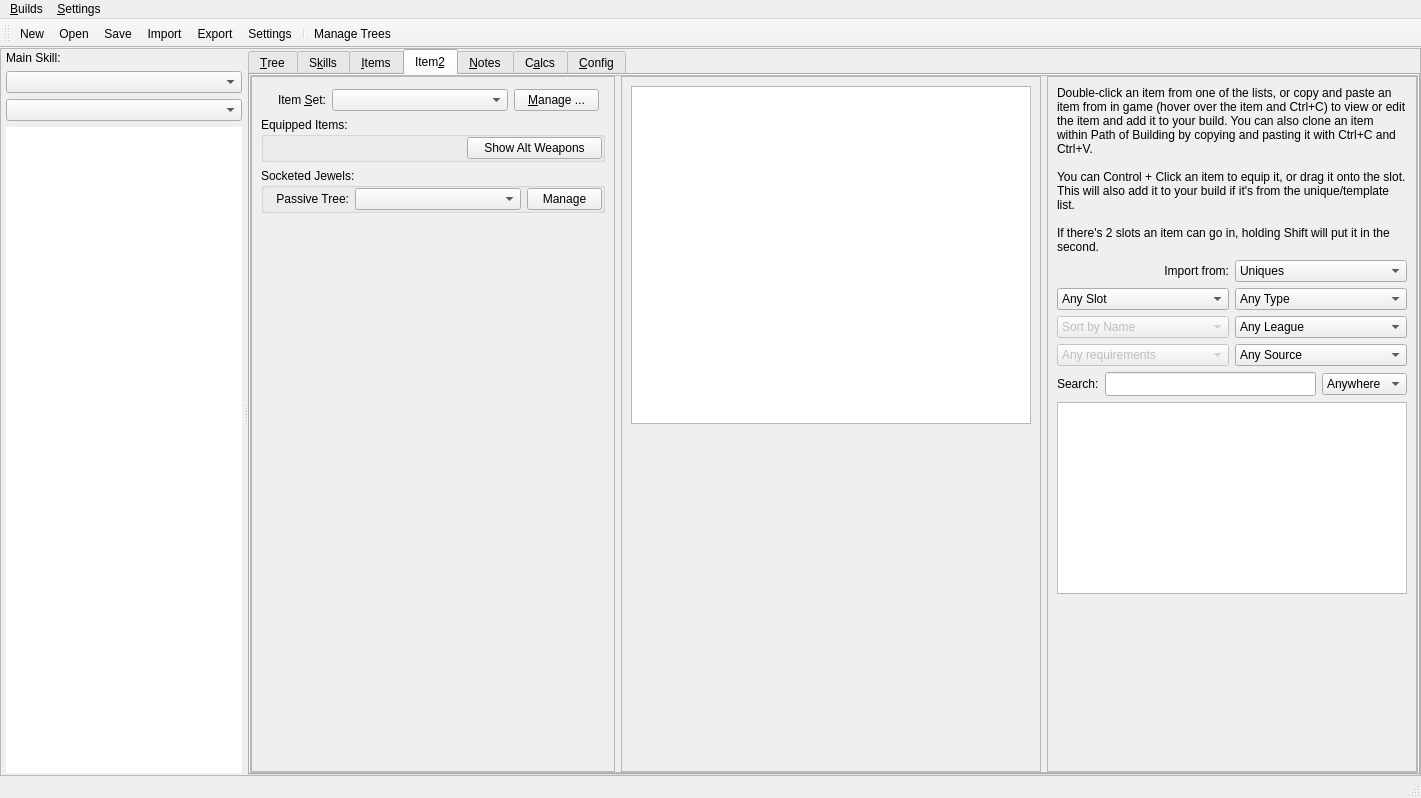
Before: the Qt Designer form Assets/ui_files/PoB_Main_Window.ui in PathOfBuildingCommunity/PathOfBuilding-Python, drawn with Qt 5.
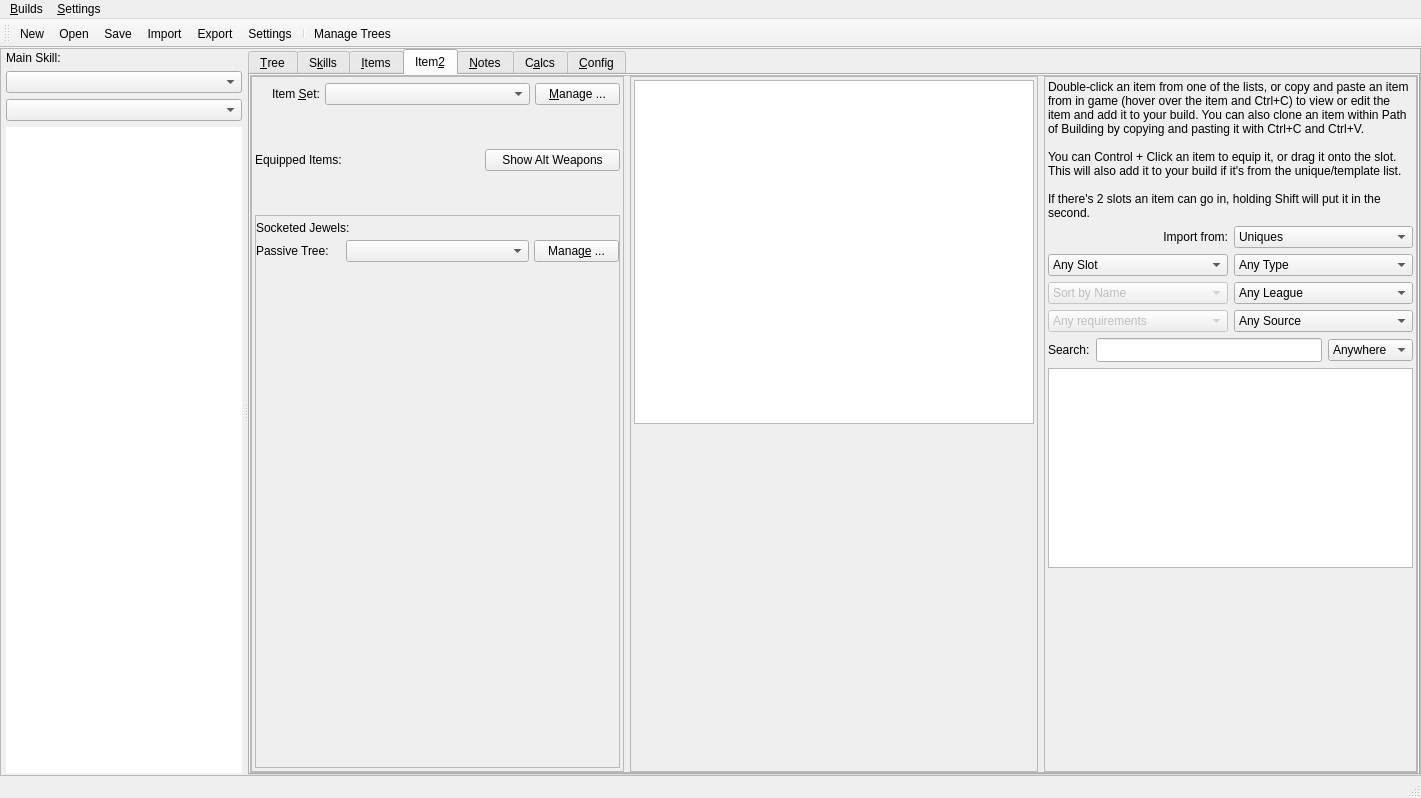
After: the same form once the commit is applied. Icons and pictures are not drawn. Custom widgets are drawn as their Qt base class.

Commit message: More work on new ItemsUI. Seems to react correctly to lots of jewels.

Diff of the .ui file:
```diff
--- a/Assets/ui_files/PoB_Main_Window.ui
+++ b/Assets/ui_files/PoB_Main_Window.ui
@@ -1920,13 +1920,31 @@
                     <enum>QFrame::Raised</enum>
                    </property>
                    <layout class="QVBoxLayout" name="verticalLayout_5">
+                    <property name="spacing">
+                     <number>5</number>
+                    </property>
+                    <property name="leftMargin">
+                     <number>3</number>
+                    </property>
+                    <property name="topMargin">
+                     <number>3</number>
+                    </property>
+                    <property name="rightMargin">
+                     <number>3</number>
+                    </property>
+                    <property name="bottomMargin">
+                     <number>3</number>
+                    </property>
                     <item>
                      <layout class="QHBoxLayout" name="horizontalLayout_4">
+                      <property name="spacing">
+                       <number>5</number>
+                      </property>
                       <property name="topMargin">
                        <number>3</number>
                       </property>
                       <property name="rightMargin">
-                       <number>6</number>
+                       <number>0</number>
                       </property>
                       <item>
                        <widget class="QLabel" name="label_ItemSet_2">
@@ -1997,11 +2015,11 @@
                      </layout>
                     </item>
                     <item>
-                     <widget class="QGroupBox" name="groupbox_Items_2">
+                     <widget class="QFrame" name="frame_Items_2">
                       <property name="minimumSize">
                        <size>
                         <width>0</width>
-                        <height>0</height>
+                        <height>100</height>
                        </size>
                       </property>
                       <property name="maximumSize">
@@ -2010,9 +2028,6 @@
                         <height>1000</height>
                        </size>
                       </property>
-                      <property name="title">
-                       <string>Equipped Items:</string>
-                      </property>
                       <layout class="QGridLayout" name="glayout_EquippedItems_2">
                        <property name="leftMargin">
                         <number>0</number>
@@ -2031,6 +2046,13 @@
                        </property>
                        <item row="0" column="0">
                         <layout class="QHBoxLayout" name="horizontalLayout_6">
+                         <item>
+                          <widget class="QLabel" name="label_EquippedItems">
+                           <property name="text">
+                            <string>Equipped Items:</string>
+                           </property>
+                          </widget>
+                         </item>
                          <item>
                           <spacer name="horizontalSpacer">
                            <property name="orientation">
@@ -2075,33 +2097,91 @@
                      </widget>
                     </item>
                     <item>
-                     <widget class="QGroupBox" name="groupbox_SocketedJewels_2">
+                     <widget class="QFrame" name="frame_SocketedJewels_2">
                       <property name="minimumSize">
                        <size>
                         <width>0</width>
-                        <height>0</height>
+                        <height>100</height>
                        </size>
                       </property>
-                      <property name="title">
+                      <layout class="QVBoxLayout" name="verticalLayout_6">
+                       <property name="spacing">
+                        <number>0</number>
+                       </property>
+                       <property name="leftMargin">
+                        <number>0</number>
+                       </property>
+                       <property name="topMargin">
+                        <number>0</number>
+                       </property>
+                       <property name="rightMargin">
+                        <number>0</number>
+                       </property>
+                       <property name="bottomMargin">
+                        <number>0</number>
+                       </property>
+                       <item>
+                        <widget class="QScrollArea" name="scrollArea_2">
+                         <property name="widgetResizable">
+                          <bool>true</bool>
+                         </property>
+                         <widget class="QWidget" name="scrollAreaWidgetContents_2">
+                          <property name="geometry">
+                           <rect>
+                            <x>0</x>
+                            <y>0</y>
+                            <width>362</width>
+                            <height>540</height>
+                           </rect>
+                          </property>
+                          <layout class="QVBoxLayout" name="vlayout_SocketedJewels_2">
+                           <property name="spacing">
+                            <number>0</number>
+                           </property>
+                           <property name="leftMargin">
+                            <number>0</number>
+                           </property>
+                           <property name="topMargin">
+                            <number>0</number>
+                           </property>
+                           <property name="rightMargin">
+                            <number>0</number>
+                           </property>
+                           <property name="bottomMargin">
+                            <number>0</number>
+                           </property>
+                           <item>
+                            <widget class="QLabel" name="label_SocketedJewels">
+                             <property name="minimumSize">
+                              <size>
+                               <width>0</width>
+                               <height>24</height>
+                              </size>
+                             </property>
+                             <property name="maximumSize">
+                              <size>
+                               <width>16777215</width>
+                               <height>24</height>
+                              </size>
+                             </property>
+                             <property name="text">
                        <string>Socketed Jewels:</string>
                       </property>
-                      <layout class="QGridLayout" name="glayout_SocketedJewels2">
-                       <property name="leftMargin">
-                        <number>0</number>
-                       </property>
-                       <property name="topMargin">
-                        <number>0</number>
-                       </property>
-                       <property name="rightMargin">
-                        <number>0</number>
-                       </property>
-                       <property name="bottomMargin">
-                        <number>0</number>
-                       </property>
-                       <item row="0" column="0">
-                        <layout class="QHBoxLayout" name="horizontalLayout_10">
+                            </widget>
+                           </item>
+                           <item>
+                            <layout class="QHBoxLayout" name="horizontalLayout_14">
+                             <property name="spacing">
+                              <number>5</number>
+                             </property>
                          <item>
                           <widget class="QLabel" name="label_ItemsPassiveTree_2">
+                               <property name="minimumSize">
+                                <size>
+                                 <width>0</width>
+                                 <height>0</height>
+                                </size>
+                               </property>
                            <property name="maximumSize">
                             <size>
                              <width>85</width>
@@ -2112,7 +2192,7 @@
                             <string>Passive Tree:</string>
                            </property>
                            <property name="alignment">
-                            <set>Qt::AlignRight|Qt::AlignTrailing|Qt::AlignVCenter</set>
+                                <set>Qt::AlignLeading|Qt::AlignLeft|Qt::AlignVCenter</set>
                            </property>
                           </widget>
                          </item>
@@ -2134,6 +2214,12 @@
                          </item>
                          <item>
                           <widget class="QPushButton" name="btn_ItemsManageTree_2">
+                               <property name="minimumSize">
+                                <size>
+                                 <width>85</width>
+                                 <height>0</height>
+                                </size>
+                               </property>
                            <property name="maximumSize">
                             <size>
                              <width>75</width>
@@ -2141,7 +2227,7 @@
                             </size>
                            </property>
                            <property name="text">
-                            <string>Manage</string>
+                                <string>Manag&amp;e ...</string>
                            </property>
                            <property name="shortcut">
                             <string>Ctrl+Alt+X</string>
@@ -2152,9 +2238,6 @@
                           </widget>
                          </item>
                         </layout>
-                       </item>
-                      </layout>
-                     </widget>
                     </item>
                     <item>
                      <spacer name="verticalSpacer">
@@ -2163,11 +2246,18 @@
                       </property>
                       <property name="sizeHint" stdset="0">
                        <size>
-                        <width>20</width>
-                        <height>531</height>
+                               <width>136</width>
+                               <height>487</height>
                        </size>
                       </property>
                      </spacer>
+                           </item>
+                          </layout>
+                         </widget>
+                        </widget>
+                       </item>
+                      </layout>
+                     </widget>
                     </item>
                    </layout>
                   </widget>
@@ -2181,6 +2271,18 @@
                     <enum>QFrame::Raised</enum>
                    </property>
                    <layout class="QVBoxLayout" name="verticalLayout_4">
+                    <property name="leftMargin">
+                     <number>3</number>
+                    </property>
+                    <property name="topMargin">
+                     <number>3</number>
+                    </property>
+                    <property name="rightMargin">
+                     <number>3</number>
+                    </property>
+                    <property name="bottomMargin">
+                     <number>3</number>
+                    </property>
                     <item>
                      <widget class="ListBox" name="list_Items_2">
                       <property name="minimumSize">
@@ -2267,6 +2369,18 @@
                     <enum>QFrame::Raised</enum>
                    </property>
                    <layout class="QVBoxLayout" name="verticalLayout_3">
+                    <property name="leftMargin">
+                     <number>3</number>
+                    </property>
+                    <property name="topMargin">
+                     <number>3</number>
+                    </property>
+                    <property name="rightMargin">
+                     <number>3</number>
+                    </property>
+                    <property name="bottomMargin">
+                     <number>3</number>
+                    </property>
                     <item>
                      <widget class="QLabel" name="label_6">
                       <property name="text">
```
Lines whose indentation alone changed are shown as unchanged. The commit also changes 4 other files.
